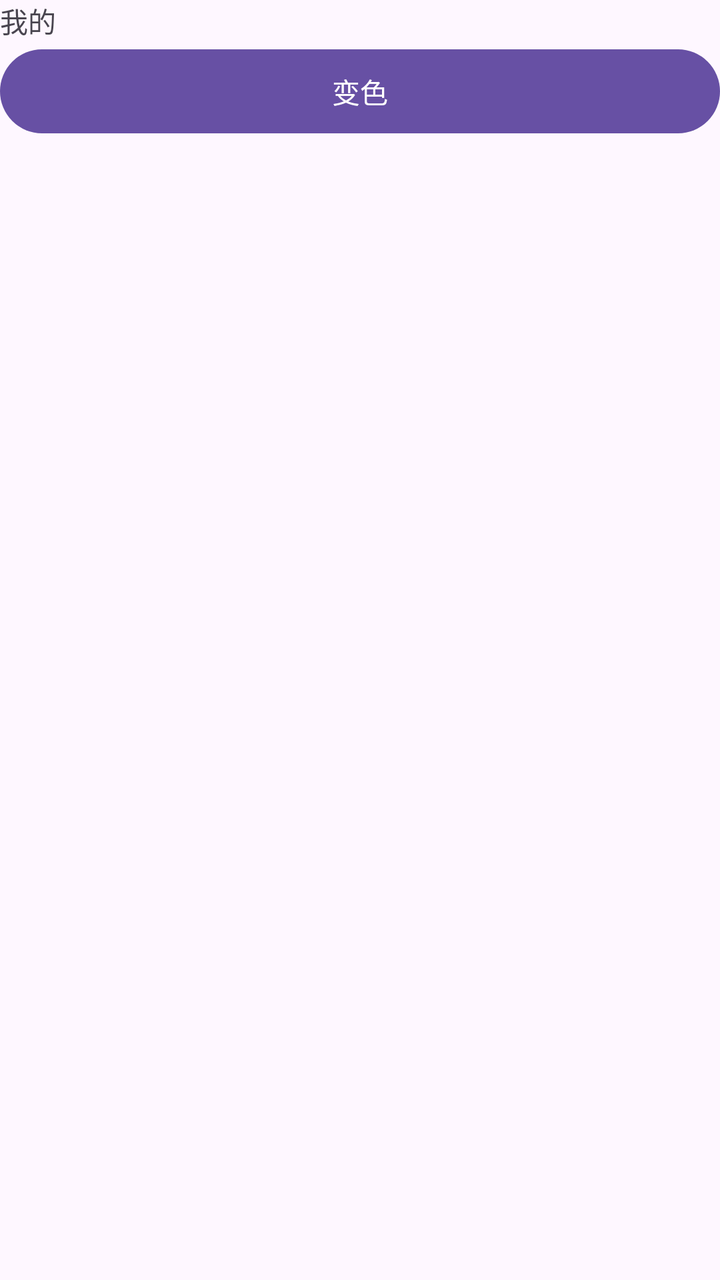
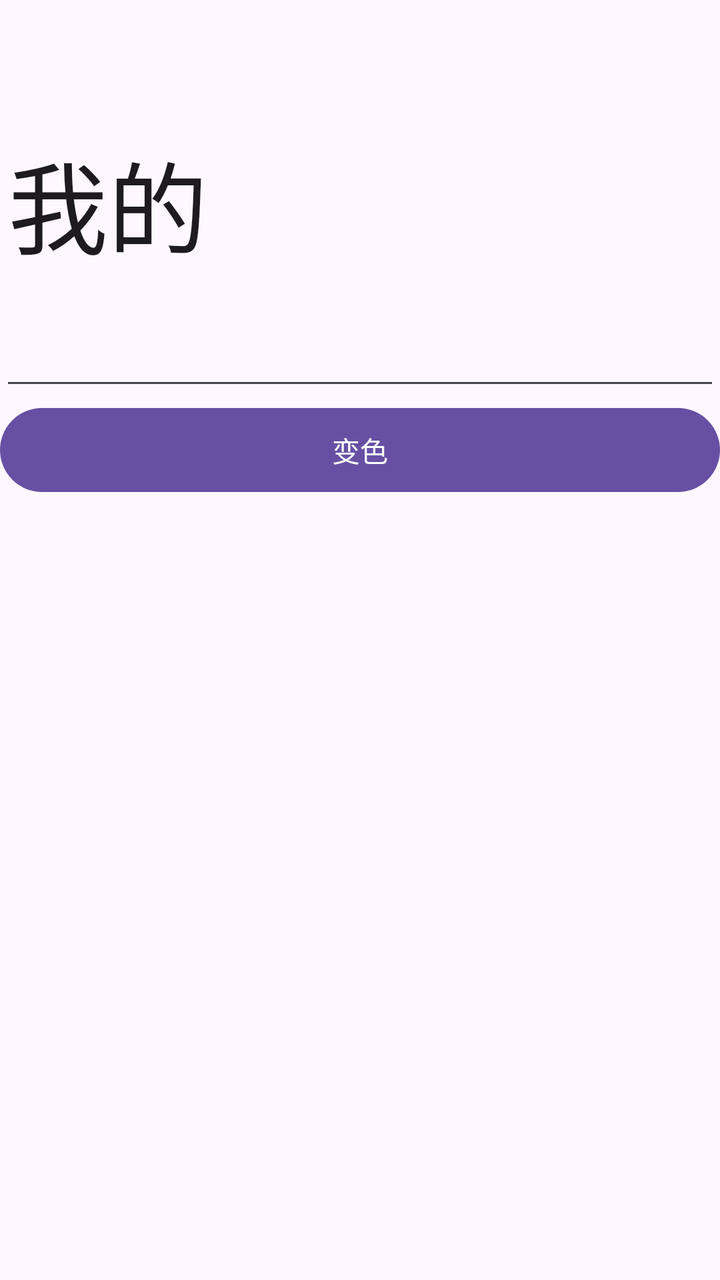

An Android layout rendered at two revisions. The XML below is the earlier revision; the diff shows what the commit changed to produce the second picture.
<!-- AndroidManifest.xml: application theme Theme.MyApplication -->
<!-- res/layout/fragment_me.xml -->
<?xml version="1.0" encoding="utf-8"?>
<LinearLayout xmlns:android="http://schemas.android.com/apk/res/android"
    xmlns:tools="http://schemas.android.com/tools"
    android:layout_width="match_parent"
    android:layout_height="match_parent"
    android:orientation="vertical"
    tools:context="com.example.myapplication.fragment.fragment_me">


    <TextView
        android:layout_width="match_parent"
        android:layout_height="wrap_content"
        android:id="@+id/ceshi1"
        android:text="我的" />
    <Button
        android:layout_width="match_parent"
        android:layout_height="50dp"
        android:text="变色"
        android:id="@+id/ceshi">

    </Button>
</LinearLayout>
<!-- resources referenced by this layout -->
<resources>
  <style name="Theme.MyApplication" parent="Base.Theme.MyApplication" />
  <style name="Base.Theme.MyApplication" parent="Theme.Material3.DayNight.NoActionBar">
          
          
      </style>
</resources>

<!-- the commit's change to res/layout/fragment_me.xml (unified diff, before → after) -->
@@ -7,9 +7,10 @@
     tools:context="com.example.myapplication.fragment.fragment_me">
 
 
-    <TextView
+    <EditText
         android:layout_width="match_parent"
-        android:layout_height="wrap_content"
+        android:layout_height="200dp"
+        android:textSize="50dp"
         android:id="@+id/ceshi1"
         android:text="我的" />
     <Button
